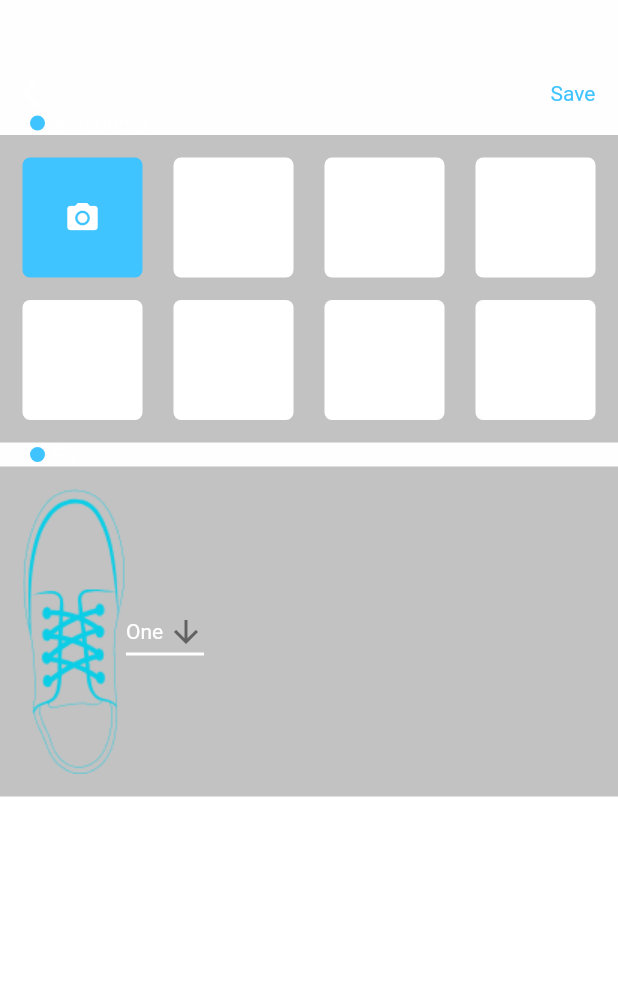
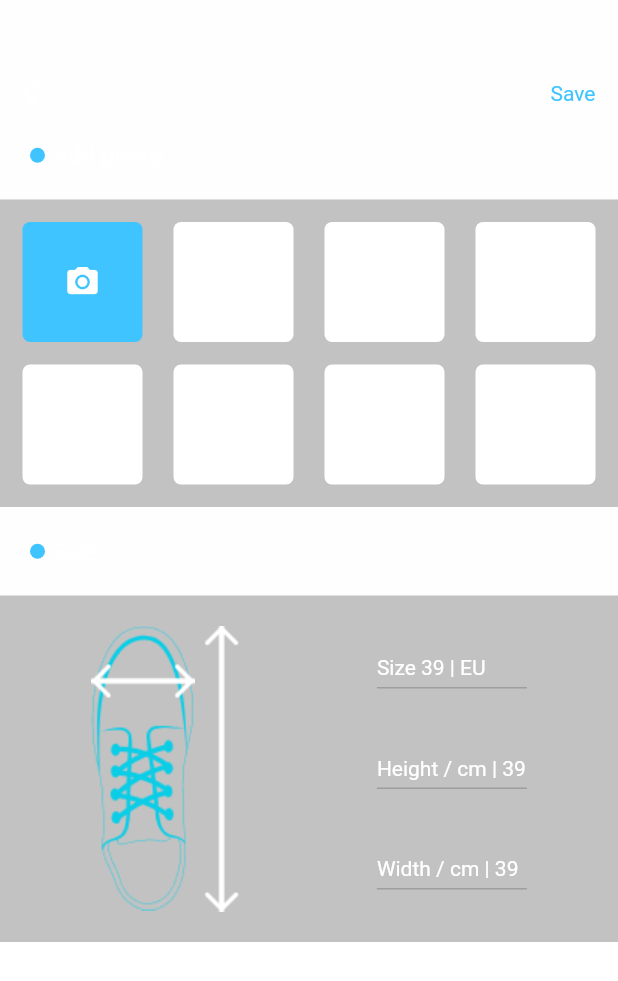
Before and after one commit to INVISIBLE5130/kopa, a Flutter app: the AddItemPage screen opened directly, on a phone screen of 412 x 824 dp. Shown: the top 981 px of the screen. Run offline on Flutter 3.47's test engine with Material 2 defaults, Android fonts, the phone set to English and light mode, and no system bars; our stand-ins replace cloud_firestore, firebase_auth, firebase_storage, fluttertoast, get_it, google_sign_in and 1 more; missing offline and left inert: flutter_facebook_login; accounts and stored records are empty.

Commit message:
Fixed size block in addItemPage

```diff
--- a/lib/view/addItemPage.dart
+++ b/lib/view/addItemPage.dart
@@ -15,7 +15,118 @@ class _AddItemPageState extends State<AddItemPage> {
   bool pressed = false;
   Map userProfile;
 
-  String dropdownValue = 'One';
+  int selectedValueSize;
+
+  showPickerSize() {
+    showModalBottomSheet(
+        context: context,
+        builder: (BuildContext context) {
+          return CupertinoPicker(
+            backgroundColor: Colors.white,
+            onSelectedItemChanged: (value) {
+              setState(() {
+                selectedValueSize = value;
+              });
+            },
+            itemExtent: 32.0,
+            children: const [
+              Text('Size 36 | EU'),
+              Text('Size 36.5 | EU'),
+              Text('Size 37 | EU'),
+              Text('Size 37.5 | EU'),
+              Text('Size 38 | EU'),
+              Text('Size 38.5 | EU'),
+              Text('Size 39 | EU'),
+              Text('Size 39.5 | EU'),
+              Text('Size 40 | EU'),
+              Text('Size 40.5 | EU'),
+              Text('Size 41 | EU'),
+              Text('Size 41.5 | EU'),
+              Text('Size 42 | EU'),
+              Text('Size 42.5 | EU'),
+              Text('Size 43 | EU'),
+              Text('Size 43.5 | EU'),
+              Text('Size 44 | EU'),
+              Text('Size 44.5 | EU'),
+              Text('Size 45 | EU'),
+            ],
+          );
+        });
+  }
+
+  showPickerHeight() {
+    showModalBottomSheet(
+        context: context,
+        builder: (BuildContext context) {
+          return CupertinoPicker(
+            backgroundColor: Colors.white,
+            onSelectedItemChanged: (value) {
+              setState(() {
+                selectedValueSize = value;
+              });
+            },
+            itemExtent: 32.0,
+            children: const [
+              Text('Height / cm 36'),
+              Text('Height / cm 36.5'),
+              Text('Height / cm 37'),
+              Text('Height / cm 37.5'),
+              Text('Height / cm 38'),
+              Text('Height / cm 38.5'),
+              Text('Height / cm 39'),
+              Text('Height / cm 39.5'),
+              Text('Height / cm 40'),
+              Text('Height / cm 40.5'),
+              Text('Height / cm 41'),
+              Text('Height / cm 41.5'),
+              Text('Height / cm 42'),
+              Text('Height / cm 42.5'),
+              Text('Height / cm 43'),
+              Text('Height / cm 43.5'),
+              Text('Height / cm 44'),
+              Text('Height / cm 44.5'),
+              Text('Height / cm 45'),
+            ],
+          );
+        });
+  }
+
+  showPickerWidth() {
+    showModalBottomSheet(
+        context: context,
+        builder: (BuildContext context) {
+          return CupertinoPicker(
+            backgroundColor: Colors.white,
+            onSelectedItemChanged: (value) {
+              setState(() {
+                selectedValueSize = value;
+              });
+            },
+            itemExtent: 32.0,
+            children: const [
+              Text('Width / cm 36'),
+              Text('Width / cm 36.5'),
+              Text('Width / cm 37'),
+              Text('Width / cm 37.5'),
+              Text('Width / cm 38'),
+              Text('Width / cm 38.5'),
+              Text('Width / cm 39'),
+              Text('Width / cm 39.5'),
+              Text('Width / cm 40'),
+              Text('Width / cm 40.5'),
+              Text('Width / cm 41'),
+              Text('Width / cm 41.5'),
+              Text('Width / cm 42'),
+              Text('Width / cm 42.5'),
+              Text('Width / cm 43'),
+              Text('Width / cm 43.5'),
+              Text('Width / cm 44'),
+              Text('Width / cm 44.5'),
+              Text('Width / cm 45'),
+            ],
+          );
+        });
+  }
 
   @override
   Widget build(BuildContext context) {
@@ -37,7 +148,7 @@ class _AddItemPageState extends State<AddItemPage> {
                       children: <Widget>[
                         GestureDetector(
                           child:
-                          Icon(Icons.arrow_back_ios, color: Colors.white),
+                              Icon(Icons.arrow_back_ios, color: Colors.white),
                           onTap: () {
                             Navigator.pop(context);
                           },
@@ -54,7 +165,7 @@ class _AddItemPageState extends State<AddItemPage> {
                   ),
                 ),
                 Container(
-                  padding: EdgeInsets.only(left: 20),
+                  padding: EdgeInsets.symmetric(horizontal: 20, vertical: 20),
                   child: Row(
                     children: <Widget>[
                       CircleAvatar(
@@ -65,7 +176,7 @@ class _AddItemPageState extends State<AddItemPage> {
                         padding: const EdgeInsets.only(left: 5),
                         child: Text(
                           'Add photo',
-                          style: TextStyle(color: Colors.white),
+                          style: TextStyle(color: Colors.white, fontSize: 16),
                         ),
                       )
                     ],
@@ -86,8 +197,7 @@ class _AddItemPageState extends State<AddItemPage> {
                             height: 80,
                             decoration: BoxDecoration(
                                 borderRadius: BorderRadius.circular(5.0),
-                              color: Colors.lightBlueAccent
-                            ),
+                                color: Colors.lightBlueAccent),
                             child: Icon(
                               Icons.camera_alt,
                               color: Colors.white,
@@ -98,25 +208,19 @@ class _AddItemPageState extends State<AddItemPage> {
                               height: 80,
                               decoration: BoxDecoration(
                                   borderRadius: BorderRadius.circular(5.0),
-                                  color: Colors.white
-                              )
-                          ),
+                                  color: Colors.white)),
                           Container(
                               width: 80,
                               height: 80,
                               decoration: BoxDecoration(
                                   borderRadius: BorderRadius.circular(5.0),
-                                  color: Colors.white
-                              )
-                          ),
+                                  color: Colors.white)),
                           Container(
                               width: 80,
                               height: 80,
                               decoration: BoxDecoration(
                                   borderRadius: BorderRadius.circular(5.0),
-                                  color: Colors.white
-                              )
-                          ),
+                                  color: Colors.white)),
                         ],
                       ),
                       Row(
@@ -127,40 +231,32 @@ class _AddItemPageState extends State<AddItemPage> {
                               height: 80,
                               decoration: BoxDecoration(
                                   borderRadius: BorderRadius.circular(5.0),
-                                  color: Colors.white
-                              )
-                          ),
+                                  color: Colors.white)),
                           Container(
                               width: 80,
                               height: 80,
                               decoration: BoxDecoration(
                                   borderRadius: BorderRadius.circular(5.0),
-                                  color: Colors.white
-                              )
-                          ),
+                                  color: Colors.white)),
                           Container(
                               width: 80,
                               height: 80,
                               decoration: BoxDecoration(
                                   borderRadius: BorderRadius.circular(5.0),
-                                  color: Colors.white
-                              )
-                          ),
+                                  color: Colors.white)),
                           Container(
                               width: 80,
                               height: 80,
                               decoration: BoxDecoration(
                                   borderRadius: BorderRadius.circular(5.0),
-                                  color: Colors.white
-                              )
-                          ),
+                                  color: Colors.white)),
                         ],
                       )
                     ],
                   ),
                 ),
                 Container(
-                  padding: EdgeInsets.only(left: 20),
+                  padding: EdgeInsets.symmetric(horizontal: 20, vertical: 20),
                   child: Row(
                     children: <Widget>[
                       CircleAvatar(
@@ -171,7 +267,7 @@ class _AddItemPageState extends State<AddItemPage> {
                         padding: const EdgeInsets.only(left: 5),
                         child: Text(
                           'Size',
-                          style: TextStyle(color: Colors.white),
+                          style: TextStyle(color: Colors.white, fontSize: 16),
                         ),
                       )
                     ],
@@ -181,40 +277,82 @@ class _AddItemPageState extends State<AddItemPage> {
                     padding: EdgeInsets.all(15),
                     color: Color.fromARGB(100, 100, 100, 100),
                     child: Row(
+                      mainAxisAlignment: MainAxisAlignment.spaceAround,
                       children: <Widget>[
-                        Image(
-                          image: AssetImage("assets/shoesSize.png"),
+                        Stack(
+                          children: <Widget>[
+                            Image(
+                              image: AssetImage("assets/shoesSize.png"),
+                            ),
+                            Padding(
+                              padding: EdgeInsets.only(top: 25),
+                              child: Image(
+                                image: AssetImage("assets/width.png"),
+                              ),
+                            ),
+                            Padding(
+                              padding: EdgeInsets.only(left: 75),
+                              child: Image(
+                                image: AssetImage("assets/height.png"),
+                              ),
+                            )
+                          ],
                         ),
                         Column(
+                          crossAxisAlignment: CrossAxisAlignment.start,
                           children: <Widget>[
-                            DropdownButton<String>(
-                              value: dropdownValue,
-                              icon: Icon(Icons.arrow_downward),
-                              iconSize: 24,
-                              elevation: 16,
-                              style: TextStyle(color: Colors.white),
-                              underline: Container(
-                                height: 2,
-                                color: Colors.white,
-                              ),
-                              onChanged: (String newValue) {
-                                setState(() {
-                                  dropdownValue = newValue;
-                                });
-                              },
-                              items: <String>['One', 'Two', 'Free', 'Four']
-                                  .map<DropdownMenuItem<String>>((String value) {
-                                return DropdownMenuItem<String>(
-                                  value: value,
-                                  child: Text(value),
-                                );
-                              }).toList(),
-                            )
+                            Padding(
+                              padding: const EdgeInsets.symmetric(vertical: 20),
+                              child: GestureDetector(
+                                  onTap: showPickerSize,
+                                  child: Container(
+                                    width: 100,
+                                    padding:
+                                        const EdgeInsets.symmetric(vertical: 5),
+                                    decoration: BoxDecoration(
+                                        border: Border(
+                                            bottom: BorderSide(
+                                                width: 1, color: Colors.grey))),
+                                    child: Text("Size 39 | EU",
+                                        style: TextStyle(color: Colors.white)),
+                                  )),
+                            ),
+                            Padding(
+                              padding: const EdgeInsets.symmetric(vertical: 20),
+                              child: GestureDetector(
+                                  onTap: showPickerHeight,
+                                  child: Container(
+                                    width: 100,
+                                    padding:
+                                        const EdgeInsets.symmetric(vertical: 5),
+                                    decoration: BoxDecoration(
+                                        border: Border(
+                                            bottom: BorderSide(
+                                                width: 1, color: Colors.grey))),
+                                    child: Text("Height / cm | 39",
+                                        style: TextStyle(color: Colors.white)),
+                                  )),
+                            ),
+                            Padding(
+                              padding: const EdgeInsets.symmetric(vertical: 20),
+                              child: GestureDetector(
+                                  onTap: showPickerWidth,
+                                  child: Container(
+                                    width: 100,
+                                    padding:
+                                        const EdgeInsets.symmetric(vertical: 5),
+                                    decoration: BoxDecoration(
+                                        border: Border(
+                                            bottom: BorderSide(
+                                                width: 1, color: Colors.grey))),
+                                    child: Text("Width / cm | 39",
+                                        style: TextStyle(color: Colors.white)),
+                                  )),
+                            ),
                           ],
                         )
                       ],
-                    )
-                )
+                    ))
               ],
             ),
           ),
```
Also changed, not shown: assets/height.png (added), assets/width.png (added).
